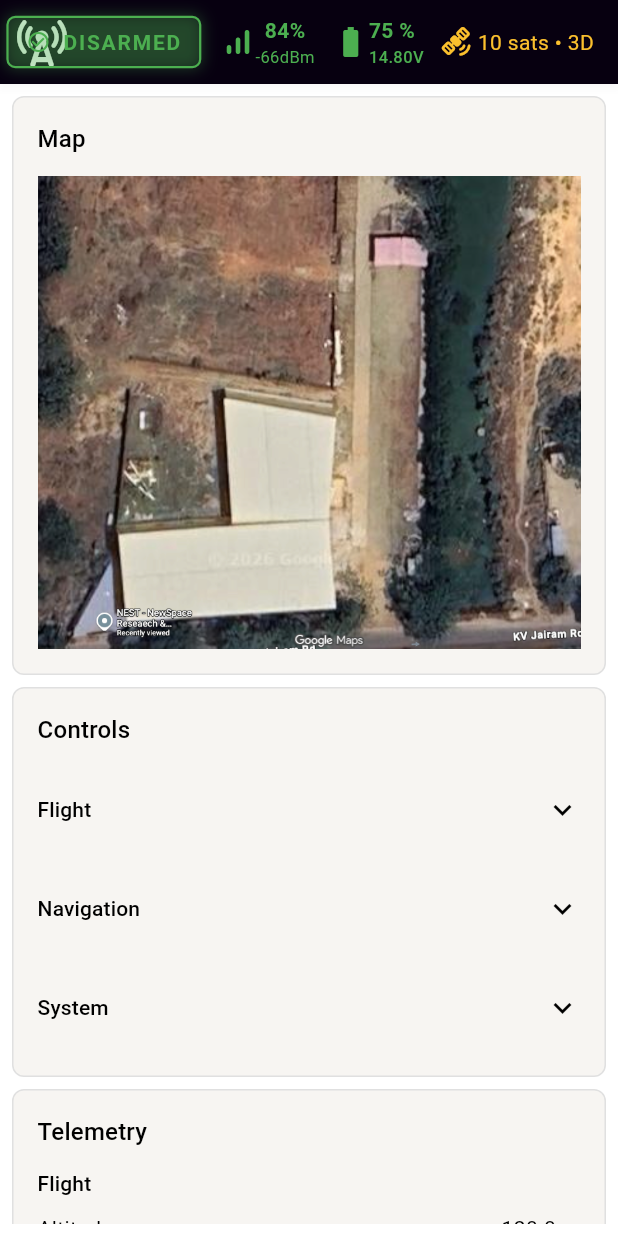
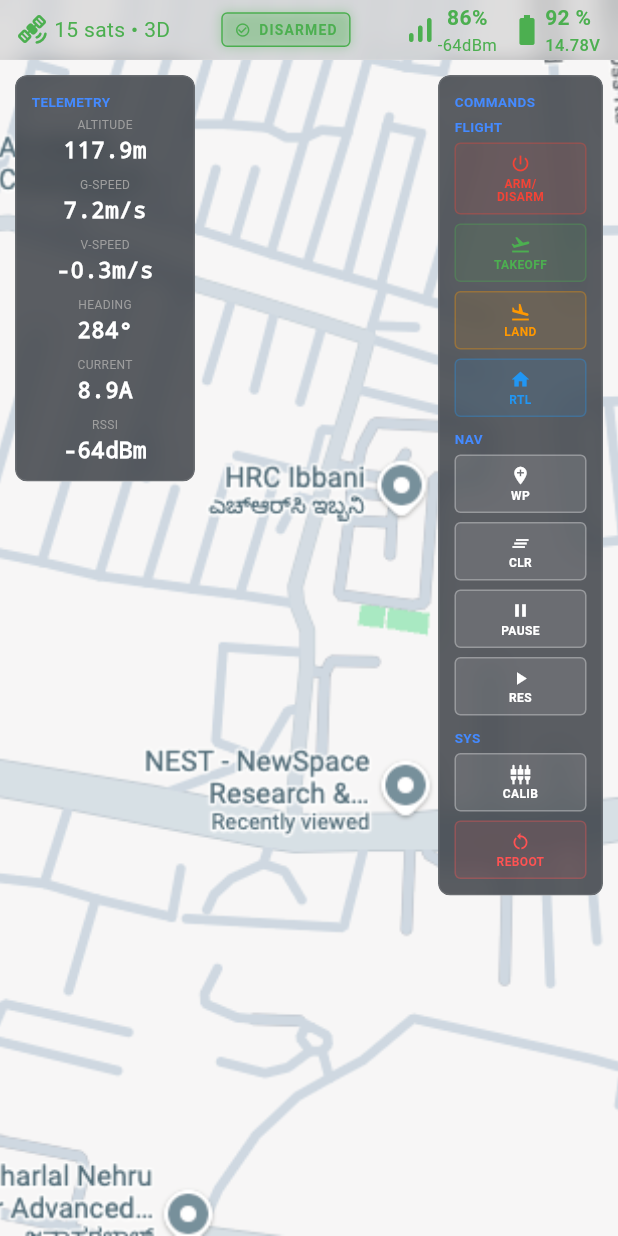
Before and after one commit to karthikeya-tummala/gcs_app, a Flutter app: the screen it shows after launch, on a phone screen of 412 x 824 dp. Run offline on Flutter 3.47's test engine with Material 3 defaults, Android fonts, the phone set to English and light mode, and no system bars.

Commit message:
Updated UI with Glassmorphism and no overflow

```diff
--- a/lib/controllers/dashboard_controller.dart
+++ b/lib/controllers/dashboard_controller.dart
@@ -6,7 +6,7 @@ class DashboardController extends ChangeNotifier {
   final Random _random = Random();
   late Timer _timer;
 
-  int battery = 75;
+  int battery = 95;
   int gps = 10;
   int signal = 80;
   bool armed = false;
@@ -41,11 +41,16 @@ class DashboardController extends ChangeNotifier {
         battery = (battery - 1).clamp(0, 100);
       }
 
+      if (battery < 10) {
+        battery = 100;
+      }
+
       // GPS realistic range
       gps = 10 + _random.nextInt(8); // 10–17 sats
 
+      armed = _random.nextBool();
+
       // Signal affects RSSI
-
       const int targetSignal = 88;
 
       // Mean reversion
--- a/lib/main.dart
+++ b/lib/main.dart
@@ -14,13 +14,26 @@ class MyApp extends StatelessWidget {
       debugShowCheckedModeBanner: false,
       title: 'Ground Control Station',
       theme: ThemeData(
-        scaffoldBackgroundColor: Colors.white,
+        brightness: Brightness.dark,
 
-        colorScheme: const ColorScheme.light(
-          surface: Color(0xFFF7F5F2), // subtle cream over white
+        scaffoldBackgroundColor: const Color(0xFF0D1117),
+
+        colorScheme: ColorScheme.fromSeed(
+          seedColor: Colors.blueAccent,
+          brightness: Brightness.dark,
+          surface: const Color(0xFF161B22), // Lighter slate for panels
         ),
 
-        cardColor: const Color(0xFFF7F5F2),
+        textTheme: const TextTheme(
+          titleMedium: TextStyle(
+            fontWeight: FontWeight.bold,
+            letterSpacing: 1.1,
+          ),
+          labelSmall: TextStyle(
+            color: Colors.grey,
+            fontWeight: FontWeight.bold,
+          ),
+        ),
 
         appBarTheme: const AppBarTheme(
           backgroundColor: Colors.black,
@@ -28,10 +41,6 @@ class MyApp extends StatelessWidget {
           foregroundColor: Colors.white,
           shadowColor: Colors.black12,
         ),
-
-        bottomSheetTheme: const BottomSheetThemeData(
-          backgroundColor: Color(0xFFF7F5F2),
-        ),
       ),
       home: const DashboardScreen(),
     );
--- a/lib/screens/dashboard_screen.dart
+++ b/lib/screens/dashboard_screen.dart
@@ -1,4 +1,5 @@
 import 'package:flutter/material.dart';
+import 'package:gcs_app/widgets/dashboard_app_bar.dart';
 import 'package:gcs_app/widgets/battery_indicator.dart';
 import 'package:gcs_app/widgets/gps_indicator.dart';
 import 'package:gcs_app/widgets/signal_indicator.dart';
@@ -6,7 +7,6 @@ import '../controllers/dashboard_controller.dart';
 import '../widgets/armed_indicator.dart';
 import '../widgets/controls_panel.dart';
 import '../widgets/telemetry_panel.dart';
-import '../widgets/map_panel.dart';
 
 class DashboardScreen extends StatefulWidget {
   const DashboardScreen({super.key});
@@ -16,99 +16,120 @@ class DashboardScreen extends StatefulWidget {
 }
 
 class _DashboardScreenState extends State<DashboardScreen> {
-  static const double panelSpacing = 8.0;
-  final controller = DashboardController();
+  final DashboardController controller = DashboardController();
 
   @override
   void initState() {
     super.initState();
     controller.start();
-    controller.addListener(() {
-      setState(() {});
-    });
+    controller.addListener(_updateState);
+  }
+
+  void _updateState() {
+    if (mounted) setState(() {});
   }
 
   @override
   void dispose() {
+    controller.removeListener(_updateState);
     controller.disposeController();
     super.dispose();
   }
 
   @override
   Widget build(BuildContext context) {
-    final width = MediaQuery.of(context).size.width;
+    final size = MediaQuery.of(context).size;
+    final viewPadding = MediaQuery.of(context).viewPadding;
+    const double appBarHeight = 40.0;
+
+    // STRICT PHONE CHECK: shortestSide < 600 is standard for phones
+    final bool isPhone = size.shortestSide < 600;
+    final bool isLandscape = size.width > size.height;
+
+    // Boundary calculation to keep panels on screen
+    final double availableHeight = size.height - viewPadding.top - appBarHeight - 20;
 
     return Scaffold(
-      appBar: AppBar(
-        leading: Icon(Icons.cell_tower_rounded, size: 40),
-        title: const Text('GCS Dashboard'),
-        actions: [
-          Padding(
-            padding: const EdgeInsets.only(right: 12),
+      extendBodyBehindAppBar: true,
+      appBar: TransparentDashboardAppBar(
+        child: Row(
+          mainAxisAlignment: MainAxisAlignment.spaceBetween,
+          children: [
+            Flexible(
+              flex: 3,
+              child: FittedBox(
+                fit: BoxFit.scaleDown,
+                alignment: Alignment.centerLeft,
+                child: GPSIndicator(gps: controller.gps),
+              ),
+            ),
+            Flexible(
+              flex: 2,
+              child: FittedBox(
+                fit: BoxFit.scaleDown,
                 child: ArmedIndicator(isArmed: controller.armed),
               ),
-          Padding(
-            padding: const EdgeInsets.only(right: 12),
-            child: SignalIndicator(signalStrength: controller.rssi, signalPercentage: controller.signal)
             ),
-          Padding(
-            padding: const EdgeInsets.only(right: 12),
-            child: BatteryIndicator(batteryPercentage: controller.battery, voltage: controller.voltage)
+            Flexible(
+              flex: 4,
+              child: FittedBox(
+                fit: BoxFit.scaleDown,
+                alignment: Alignment.centerRight,
+                child: Row(
+                  children: [
+                    SignalIndicator(
+                        signalStrength: controller.rssi,
+                        signalPercentage: controller.signal
                     ),
-          Padding(
-              padding: const EdgeInsets.only(right: 16),
-              child: GPSIndicator(gps: controller.gps),
+                    const SizedBox(width: 8),
+                    BatteryIndicator(
+                        batteryPercentage: controller.battery,
+                        voltage: controller.voltage
                     ),
                   ],
                 ),
-      body: SafeArea(
-        child: Padding(
-          padding: const EdgeInsets.all(panelSpacing),
-          child: _responsiveBody(width),
               ),
             ),
-    );
-  }
+          ],
+        ),
+      ),
+      body: Stack(
+        children: [
+          Positioned.fill(
+            child: Image.asset('assets/images/static_map.png', fit: BoxFit.cover),
+          ),
 
-  Widget _responsiveBody(double width) {
-    if (width >= 1024) {
-      return Row(
-        children: [
-          const Expanded(flex: 2, child: ControlsPanel()),
-          const SizedBox(width: panelSpacing),
-          const Expanded(flex: 5, child: MapPanel()),
-          const SizedBox(width: panelSpacing),
-          Expanded(
-            flex: 2,
-            child: TelemetryPanel(controller: controller),
+          // Telemetry Panel (Left) - Hugs content width
+          Positioned(
+            left: 10,
+            top: viewPadding.top + appBarHeight + 10,
+            child: ConstrainedBox(
+              constraints: BoxConstraints(
+                maxHeight: availableHeight,
+                maxWidth: isPhone ? 120 : 210, // Max bounds
               ),
-        ],
-      );
-    } else if (width >= 600) {
-      return Row(
-        children: [
-          const Expanded(flex: 2, child: ControlsPanel()),
-          const SizedBox(width: panelSpacing),
-          const Expanded(flex: 4, child: MapPanel()),
-          const SizedBox(width: panelSpacing),
-          Expanded(
-            flex: 2,
-            child: TelemetryPanel(controller: controller),
+              child: IntrinsicWidth(
+                child: TelemetryPanel(controller: controller, forceSingleColumn: isPhone),
               ),
-        ],
-      );
-    } else {
-      return SingleChildScrollView(
-        child: Column(
-          children: [
-            const MapPanel(),
-            const SizedBox(height: panelSpacing),
-            const ControlsPanel(),
-            const SizedBox(height: panelSpacing),
-            TelemetryPanel(controller: controller),
+            ),
+          ),
+
+          // Controls Panel (Right) - Hugs content width
+          Positioned(
+            right: 10,
+            top: viewPadding.top + appBarHeight + 10,
+            child: ConstrainedBox(
+              constraints: BoxConstraints(
+                maxHeight: availableHeight,
+                maxWidth: isPhone ? 110 : 200,
+              ),
+              child: IntrinsicWidth(
+                child: ControlsPanel(forceSingleColumn: isPhone),
+              ),
+            ),
+          ),
         ],
       ),
     );
   }
 }
-}
--- a/lib/widgets/armed_indicator.dart
+++ b/lib/widgets/armed_indicator.dart
@@ -18,9 +18,9 @@ class _ArmedIndicatorState extends State<ArmedIndicator>
     super.initState();
     _controller = AnimationController(
       vsync: this,
-      duration: const Duration(milliseconds: 700),
+      duration: const Duration(milliseconds: 900),
       lowerBound: 0.8,
-      upperBound: 1.0,
+      upperBound: 0.9,
     );
 
     // Start animation immediately if initialized as armed
--- a/lib/widgets/controls_panel.dart
+++ b/lib/widgets/controls_panel.dart
@@ -1,45 +1,75 @@
 import 'package:flutter/material.dart';
 import 'panel.dart';
-import 'control_group.dart';
 
 class ControlsPanel extends StatelessWidget {
-  const ControlsPanel({super.key});
+  final bool forceSingleColumn;
+
+  const ControlsPanel({super.key, required this.forceSingleColumn});
 
   @override
   Widget build(BuildContext context) {
-    return const Panel(
-      title: 'Controls',
+    return Panel(
+      title: 'Commands',
+      child: SingleChildScrollView(
+        child: Column(
+          crossAxisAlignment: CrossAxisAlignment.start,
+          children: [
+            _sectionHeader('FLIGHT'),
+            _adaptiveGrid([
+              _cmdBtn(Icons.power_settings_new, 'ARM/\nDISARM', Colors.red),
+              _cmdBtn(Icons.flight_takeoff, 'TAKEOFF', Colors.green),
+              _cmdBtn(Icons.flight_land, 'LAND', Colors.orange),
+              _cmdBtn(Icons.home, 'RTL', Colors.blue),
+            ]),
+            const SizedBox(height: 8),
+            _sectionHeader('NAV'),
+            _adaptiveGrid([
+              _cmdBtn(Icons.add_location, 'WP', Colors.white),
+              _cmdBtn(Icons.clear_all, 'CLR', Colors.white),
+              _cmdBtn(Icons.pause, 'PAUSE', Colors.white),
+              _cmdBtn(Icons.play_arrow, 'RES', Colors.white),
+            ]),
+            const SizedBox(height: 8),
+            _sectionHeader('SYS'), // RESTORED
+            _adaptiveGrid([
+              _cmdBtn(Icons.settings_input_component, 'CALIB', Colors.white),
+              _cmdBtn(Icons.restart_alt, 'REBOOT', Colors.redAccent),
+            ]),
+          ],
+        ),
+      ),
+    );
+  }
+
+  Widget _sectionHeader(String title) => Text(title, style: const TextStyle(fontSize: 9, color: Colors.blueAccent, fontWeight: FontWeight.bold));
+
+  Widget _adaptiveGrid(List<Widget> children) {
+    return Padding(
+      padding: const EdgeInsets.only(top: 4),
+      child: Wrap(
+        spacing: 6,
+        runSpacing: 6,
+        children: children.map((btn) => SizedBox(
+          width: forceSingleColumn ? double.infinity : 85,
+          child: btn,
+        )).toList(),
+      ),
+    );
+  }
+
+  Widget _cmdBtn(IconData icon, String label, Color color) {
+    return Container(
+      padding: const EdgeInsets.symmetric(vertical: 6),
+      decoration: BoxDecoration(
+        color: color.withValues(alpha: 0.1),
+        borderRadius: BorderRadius.circular(4),
+        border: Border.all(color: color.withValues(alpha: 0.3)),
+      ),
       child: Column(
-        crossAxisAlignment: CrossAxisAlignment.start,
         children: [
-          ControlGroup(
-            title: 'Flight',
-            children: [
-              ControlItem('Arm / Disarm'),
-              ControlItem('Takeoff'),
-              ControlItem('Land'),
-              ControlItem('Return to Home'),
-            ],
-          ),
-          SizedBox(height: 8),
-          ControlGroup(
-            title: 'Navigation',
-            children: [
-              ControlItem('Set Waypoint'),
-              ControlItem('Clear Mission'),
-              ControlItem('Pause Mission'),
-              ControlItem('Resume Mission'),
-            ],
-          ),
-          SizedBox(height: 8),
-          ControlGroup(
-            title: 'System',
-            children: [
-              ControlItem('Calibrate Sensors'),
-              ControlItem('Failsafe Settings'),
-              ControlItem('Reboot Vehicle'),
-            ],
-          ),
+          Icon(icon, size: 14, color: color),
+          const SizedBox(height: 2),
+          Text(label, textAlign: TextAlign.center, style: TextStyle(color: color, fontSize: 8, fontWeight: FontWeight.bold, height: 1.1)),
         ],
       ),
     );
--- /dev/null
+++ b/lib/widgets/dashboard_app_bar.dart
@@ -0,0 +1,38 @@
+// dashboard_app_bar.dart
+import 'dart:ui';
+import 'package:flutter/material.dart';
+
+class TransparentDashboardAppBar extends StatelessWidget implements PreferredSizeWidget {
+  final Widget child;
+
+  const TransparentDashboardAppBar({super.key, required this.child});
+
+  @override
+  // Reduced height for landscape optimization
+  Size get preferredSize => const Size.fromHeight(40);
+
+  @override
+  Widget build(BuildContext context) {
+    final double statusBarHeight = MediaQuery.of(context).padding.top;
+
+    return ClipRRect(
+      child: BackdropFilter(
+        filter: ImageFilter.blur(sigmaX: 10, sigmaY: 10),
+        child: Container(
+          height: preferredSize.height + statusBarHeight,
+          padding: EdgeInsets.only(top: statusBarHeight),
+          decoration: BoxDecoration(
+            color: Colors.black.withValues(alpha: 0.10),
+            border: const Border(
+              bottom: BorderSide(color: Colors.white10, width: 0.5),
+            ),
+          ),
+          child: Padding(
+            padding: const EdgeInsets.symmetric(horizontal: 12.0), // Tighter horizontal
+            child: child,
+          ),
+        ),
+      ),
+    );
+  }
+}
--- a/lib/widgets/panel.dart
+++ b/lib/widgets/panel.dart
@@ -1,3 +1,4 @@
+import 'dart:ui';
 import 'package:flutter/material.dart';
 
 class Panel extends StatelessWidget {
@@ -5,29 +6,31 @@ class Panel extends StatelessWidget {
   final Widget child;
   final double padding;
 
-  const Panel({
-    super.key,
-    required this.title,
-    required this.child,
-    this.padding = 16,
-  });
+  const Panel({super.key, required this.title, required this.child, this.padding = 10});
 
   @override
   Widget build(BuildContext context) {
-    return Container(
+    return ClipRRect(
+      borderRadius: BorderRadius.circular(8),
+      child: BackdropFilter(
+        filter: ImageFilter.blur(sigmaX: 8, sigmaY: 8),
+        child: Container(
           padding: EdgeInsets.all(padding),
           decoration: BoxDecoration(
-        color: Theme.of(context).colorScheme.surface,
+            color: Theme.of(context).colorScheme.surface.withValues(alpha: 0.7),
             borderRadius: BorderRadius.circular(8),
-        border: Border.all(color: Colors.grey.shade300),
+            border: Border.all(color: Colors.white10),
           ),
           child: Column(
-        crossAxisAlignment: CrossAxisAlignment.stretch,
+            mainAxisSize: MainAxisSize.min,
+            crossAxisAlignment: CrossAxisAlignment.start, // Fix: Hugs content
             children: [
-          Text(title, style: Theme.of(context).textTheme.titleMedium),
-          const SizedBox(height: 12),
-          child,
+              Text(title.toUpperCase(), style: const TextStyle(fontSize: 9, fontWeight: FontWeight.bold, color: Colors.blueAccent)),
+              const SizedBox(height: 4),
+              Flexible(child: child),
             ],
+          ),
+        ),
       ),
     );
   }
--- a/lib/widgets/telemetry_group.dart
+++ b/lib/widgets/telemetry_group.dart
@@ -4,11 +4,7 @@ class TelemetryGroup extends StatelessWidget {
   final String title;
   final List<TelemetryItem> items;
 
-  const TelemetryGroup({
-    super.key,
-    required this.title,
-    required this.items,
-  });
+  const TelemetryGroup({super.key, required this.title, required this.items});
 
   @override
   Widget build(BuildContext context) {
@@ -31,29 +27,23 @@ class TelemetryItem extends StatelessWidget {
 
   @override
   Widget build(BuildContext context) {
-    return Padding(
-      padding: const EdgeInsets.symmetric(vertical: 4),
-      child: Row(
+    return Column(
       crossAxisAlignment: CrossAxisAlignment.start,
       children: [
-          Expanded(
-            flex: 2,
-            child: Text(
-              label,
-              softWrap: true,
+        Text(
+          label.toUpperCase(),
+          style: const TextStyle(fontSize: 10, color: Colors.grey),
         ),
-          ),
-          const SizedBox(width: 8),
-          Expanded(
-            flex: 1,
-            child: Text(
+        const SizedBox(height: 2),
+        Text(
           value,
-              textAlign: TextAlign.right,
-              softWrap: true,
+          style: const TextStyle(
+            fontSize: 18,
+            fontWeight: FontWeight.w600,
+            fontFamily: 'Monospace',
           ),
         ),
       ],
-      ),
     );
   }
 }
--- a/lib/widgets/telemetry_panel.dart
+++ b/lib/widgets/telemetry_panel.dart
@@ -1,56 +1,45 @@
 import 'package:flutter/material.dart';
 import '../controllers/dashboard_controller.dart';
 import 'panel.dart';
-import 'telemetry_group.dart';
 
 class TelemetryPanel extends StatelessWidget {
   final DashboardController controller;
+  final bool forceSingleColumn;
 
-  const TelemetryPanel({super.key, required this.controller});
+  const TelemetryPanel({super.key, required this.controller, required this.forceSingleColumn});
 
   @override
   Widget build(BuildContext context) {
     return Panel(
       title: 'Telemetry',
+      child: SingleChildScrollView(
+        child: Wrap(
+          spacing: 12,
+          runSpacing: 8,
+          children: [
+            _tile('ALTITUDE', '${controller.altitude.toStringAsFixed(1)}m'),
+            _tile('G-SPEED', '${controller.groundSpeed.toStringAsFixed(1)}m/s'),
+            _tile('V-SPEED', '${controller.verticalSpeed.toStringAsFixed(1)}m/s'),
+            _tile('HEADING', '${controller.heading}°'),
+            // _tile('BATTERY', '${controller.battery}%'),
+            // _tile('VOLTAGE', '${controller.voltage.toStringAsFixed(1)}V'),
+            _tile('CURRENT', '${controller.current.toStringAsFixed(1)}A'),
+            _tile('RSSI', '${controller.rssi}dBm'),
+          ],
+        ),
+      ),
+    );
+  }
+
+  Widget _tile(String label, String value) {
+    return SizedBox(
+      // If forced, use full available width (1-col). Otherwise, use 85px (2-col).
+      width: forceSingleColumn ? double.infinity : 85,
       child: Column(
-        crossAxisAlignment: CrossAxisAlignment.stretch,
+        crossAxisAlignment: forceSingleColumn ? CrossAxisAlignment.center : CrossAxisAlignment.start,
         children: [
-          TelemetryGroup(
-            title: 'Flight',
-            items: [
-              TelemetryItem(
-                  'Altitude', '${controller.altitude.toStringAsFixed(1)} m'),
-              TelemetryItem(
-                  'Ground Speed',
-                  '${controller.groundSpeed.toStringAsFixed(1)} m/s'),
-              TelemetryItem(
-                  'Vertical Speed',
-                  '${controller.verticalSpeed.toStringAsFixed(1)} m/s'),
-              TelemetryItem('Heading', '${controller.heading}°'),
-            ],
-          ),
-          const SizedBox(height: 8),
-          TelemetryGroup(
-            title: 'Power',
-            items: [
-              TelemetryItem('Battery', '${controller.battery}%'),
-              TelemetryItem(
-                  'Voltage', '${controller.voltage.toStringAsFixed(2)} V'),
-              TelemetryItem(
-                  'Current', '${controller.current.toStringAsFixed(1)} A'),
-              TelemetryItem(
-                  'Consumed', '${controller.consumed.toStringAsFixed(2)} Ah'),
-            ],
-          ),
-          const SizedBox(height: 8),
-          TelemetryGroup(
-            title: 'Link',
-            items: [
-              TelemetryItem('Signal', '${controller.signal}%'),
-              TelemetryItem('RSSI', '${controller.rssi} dBm'),
-              TelemetryItem('Latency', '${controller.latency} ms'),
-            ],
-          ),
+          Text(label, style: const TextStyle(fontSize: 8, color: Colors.grey)),
+          Text(value, style: const TextStyle(fontSize: 15, fontWeight: FontWeight.bold, fontFamily: 'Monospace', color: Colors.white)),
         ],
       ),
     );
```
Also changed, not shown: assets/images/static_map.png. Lines whose indentation alone changed are shown as unchanged.
